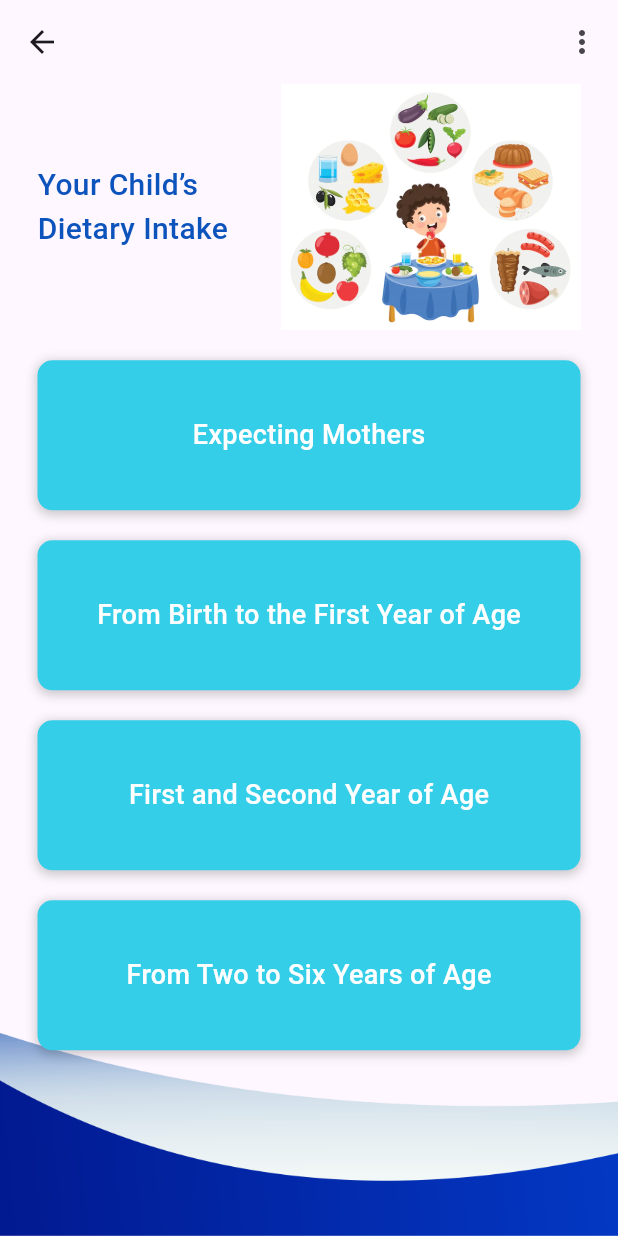
After one commit to navendunandu/nuParent, a Flutter app: the DietaryIntake screen opened directly, on a phone screen of 412 x 824 dp. The commit adds this screen. Run offline on Flutter 3.47's test engine with Material 3 defaults, Android fonts, the phone set to English and light mode, and no system bars; our stand-ins replace flutter_signin_button, google_fonts, image_picker, intl_phone_field.

Commit message:
Dietary Intake

```diff
--- a/Mobile/lib/child_dashboard.dart
+++ b/Mobile/lib/child_dashboard.dart
@@ -1,5 +1,6 @@
 import 'package:flutter/material.dart';
 import 'package:nu_parent/brushing_instruction.dart';
+import 'package:nu_parent/dietary_intake.dart';
 import 'package:nu_parent/main.dart';
 import 'package:nu_parent/oral_hygiene.dart';
 import 'package:nu_parent/settings.dart';
@@ -233,7 +234,11 @@ class _ChildProfileState extends State<ChildDashboard> {
                   )),
                 ),
               ),
-              Container(
+              GestureDetector(
+                onTap: (){
+                  Navigator.push(context, MaterialPageRoute(builder: (context)=> const DietaryIntake()));
+                },
+                child: Container(
                   height: 150,
                   width: 150,
                   decoration: BoxDecoration(
@@ -255,6 +260,7 @@ class _ChildProfileState extends State<ChildDashboard> {
                         fontWeight: FontWeight.w500,
                         fontSize: 18),
                   )),
+                ),
               ),
             ],
           ),
--- /dev/null
+++ b/Mobile/lib/dietary_intake.dart
@@ -0,0 +1,164 @@
+import 'package:flutter/material.dart';
+import 'package:nu_parent/main.dart';
+
+class DietaryIntake extends StatefulWidget {
+  const DietaryIntake({super.key});
+
+  @override
+  State<DietaryIntake> createState() => _DietaryIntakeState();
+}
+
+class _DietaryIntakeState extends State<DietaryIntake> {
+  @override
+  Widget build(BuildContext context) {
+    return Scaffold(
+      appBar: AppBar(
+        actions: [
+          IconButton(
+              onPressed: () {}, icon: const Icon(Icons.more_vert_rounded)),
+        ],
+      ),
+      body: Container(
+         height: double.infinity,
+        decoration: const BoxDecoration(
+            image: DecorationImage(
+                image: AssetImage('assets/Vector2.png'),
+                fit: BoxFit.cover,
+                alignment: Alignment.bottomCenter)),
+                child: Padding(padding: const EdgeInsets.only(left: 25.0, right: 25.0),
+                child: Column(
+                  children: [
+                    Row(
+                      mainAxisAlignment: MainAxisAlignment.spaceBetween,
+                      children: [
+                        const Column(
+                          crossAxisAlignment: CrossAxisAlignment.start,
+                          children: [
+                            Text('Your Child’s', style:
+                                          TextStyle(color: AppColors.darkblue, fontWeight: FontWeight.w500, fontSize: 20),),
+                                          Text('Dietary Intake',style:
+                                          TextStyle(color: AppColors.darkblue, fontWeight: FontWeight.w500, fontSize: 20),),
+                          ],
+                        ),
+                        Image.asset('assets/Eating.png', width: 200,),
+                      ],
+                    ),
+                    const SizedBox(
+                      height: 20,
+                    ),
+                    Container(
+                      height: 100,
+                      width: double.infinity,
+                      decoration: BoxDecoration(
+                          color: AppColors.lightblue,
+                          borderRadius:
+                              const BorderRadius.all(Radius.circular(10)),
+                          boxShadow: [
+                            BoxShadow(
+                              color: Colors.black.withOpacity(0.2),
+                              spreadRadius: 1,
+                              blurRadius: 5,
+                              offset: const Offset(0, 2),
+                            )
+                          ]),
+                      child: const Center(
+                        child: Text(
+                          'Expecting Mothers',
+                          style: TextStyle(
+                              color: AppColors.white,
+                              fontWeight: FontWeight.w500,
+                              fontSize: 18),
+                        ),
+                      ),
+                    ),
+                    const SizedBox(
+                      height: 20,
+                    ),
+                    Container(
+                      height: 100,
+                      width: double.infinity,
+                      decoration: BoxDecoration(
+                          color: AppColors.lightblue,
+                          borderRadius:
+                              const BorderRadius.all(Radius.circular(10)),
+                          boxShadow: [
+                            BoxShadow(
+                              color: Colors.black.withOpacity(0.2),
+                              spreadRadius: 1,
+                              blurRadius: 5,
+                              offset: const Offset(0, 2),
+                            )
+                          ]),
+                      child: const Center(
+                        child: Text(
+                          'From Birth to the First Year of Age',
+                          style: TextStyle(
+                              color: AppColors.white,
+                              fontWeight: FontWeight.w500,
+                              fontSize: 18),
+                        ),
+                      ),
+                    ),
+                    const SizedBox(
+                      height: 20,
+                    ),
+                    Container(
+                      height: 100,
+                      width: double.infinity,
+                      decoration: BoxDecoration(
+                          color: AppColors.lightblue,
+                          borderRadius:
+                              const BorderRadius.all(Radius.circular(10)),
+                          boxShadow: [
+                            BoxShadow(
+                              color: Colors.black.withOpacity(0.2),
+                              spreadRadius: 1,
+                              blurRadius: 5,
+                              offset: const Offset(0, 2),
+                            )
+                          ]),
+                      child: const Center(
+                        child: Text(
+                          'First and Second Year of Age',
+                          style: TextStyle(
+                              color: AppColors.white,
+                              fontWeight: FontWeight.w500,
+                              fontSize: 18),
+                        ),
+                      ),
+                    ),
+                    const SizedBox(
+                      height: 20,
+                    ),
+                    Container(
+                      height: 100,
+                      width: double.infinity,
+                      decoration: BoxDecoration(
+                          color: AppColors.lightblue,
+                          borderRadius:
+                              const BorderRadius.all(Radius.circular(10)),
+                          boxShadow: [
+                            BoxShadow(
+                              color: Colors.black.withOpacity(0.2),
+                              spreadRadius: 1,
+                              blurRadius: 5,
+                              offset: const Offset(0, 2),
+                            )
+                          ]),
+                      child: const Center(
+                        child: Text(
+                          'From Two to Six Years of Age',
+                          style: TextStyle(
+                              color: AppColors.white,
+                              fontWeight: FontWeight.w500,
+                              fontSize: 18),
+                        ),
+                      ),
+                    ),
+                  ],
+                ),
+                ),
+      ),
+    );
+  }
+}
```
Also changed, not shown: Mobile/assets/Eating.png (added). Lines whose indentation alone changed are shown as unchanged.
